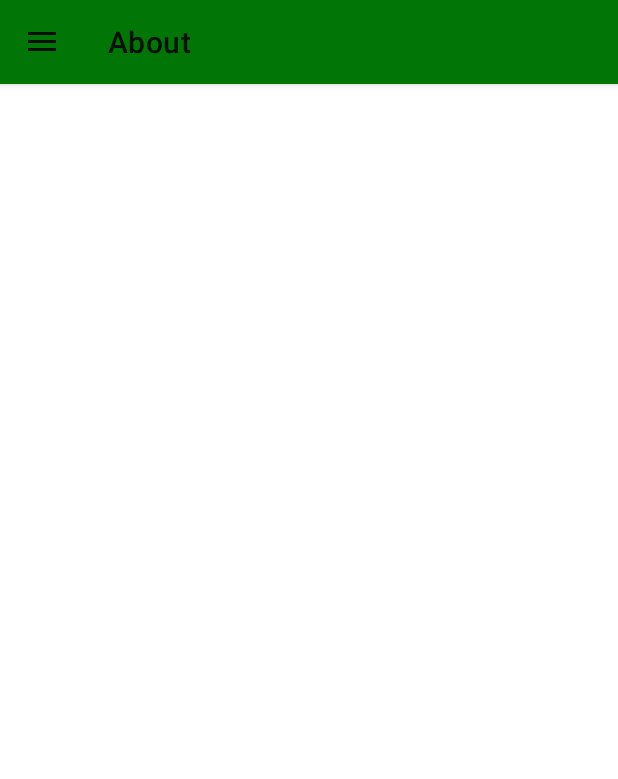
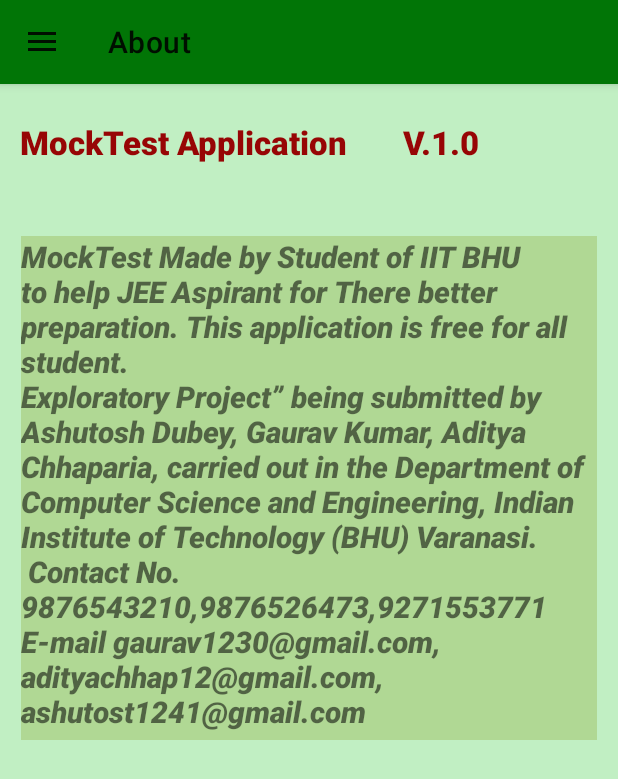
Before and after one commit to explo-mock-test/JEE-Mock-Test-Series, an Android app: the AboutFragment screen opened through its navigation route, on a phone screen of 412 x 824 dp. Shown: the top 779 px of the screen. Run offline under Robolectric (Android 15) with nearby library versions, the phone set to English and light mode, and no system bars; our stand-ins replace Firebase (no records; nobody signed in at launch, a user with empty details on screens opened directly), data binding, navigation-ui.

Commit message:
add about page

```diff
--- a/app/src/main/java/com/farfromcampus/jeemocktestseries/daos/Questiondao.kt
+++ b/app/src/main/java/com/farfromcampus/jeemocktestseries/daos/Questiondao.kt
@@ -20,5 +20,4 @@
     fun getAllQuestionsByIds(ques_ids:List<String>): Task<QuerySnapshot> {
         return questionCollection.whereIn("ques_id", ques_ids).get()
     }
-
 }
--- a/app/src/main/res/layout/fragment_about.xml
+++ b/app/src/main/res/layout/fragment_about.xml
@@ -2,11 +2,43 @@
 <layout xmlns:android="http://schemas.android.com/apk/res/android"
     xmlns:app="http://schemas.android.com/apk/res-auto"
     xmlns:tools="http://schemas.android.com/tools">
+
     <androidx.constraintlayout.widget.ConstraintLayout
         android:layout_width="match_parent"
         android:layout_height="match_parent"
-        >
+        android:background="#C1EFC3">
 
 
+        <TextView
+            android:id="@+id/textView"
+            android:layout_width="364dp"
+            android:layout_height="53dp"
+            android:layout_marginTop="24dp"
+            android:backgroundTint="#AA2727"
+            android:fontFamily="sans-serif-medium"
+            android:text="MockTest Application       V.1.0"
+            android:textColor="#970505"
+            android:textSize="22sp"
+            android:textStyle="bold"
+            app:layout_constraintEnd_toEndOf="parent"
+            app:layout_constraintHorizontal_bias="0.276"
+            app:layout_constraintStart_toStartOf="parent"
+            app:layout_constraintTop_toTopOf="parent" />
+
+        <TextView
+            android:id="@+id/textView2"
+            android:layout_width="384dp"
+            android:layout_height="336dp"
+            android:layout_marginTop="24dp"
+            android:background="#B0D894"
+            android:fontFamily="sans-serif-medium"
+            android:text="MockTest Made by Student of IIT BHU to help JEE Aspirant for There better preparation. This application is free for all student. \nExploratory Project” being submitted by Ashutosh Dubey, Gaurav Kumar, Aditya Chhaparia, carried out in the Department of Computer Science and Engineering, Indian Institute of Technology (BHU) Varanasi.\n Contact No. 9876543210,9876526473,9271553771\nE-mail gaurav1230@gmail.com, adityachhap12@gmail.com, ashutost1241@gmail.com\n
+"
+            android:textSize="20sp"
+            android:textStyle="bold|italic"
+            app:layout_constraintEnd_toEndOf="parent"
+            app:layout_constraintStart_toStartOf="parent"
+            app:layout_constraintTop_toBottomOf="@+id/textView"
+            tools:ignore="HardcodedText" />
     </androidx.constraintlayout.widget.ConstraintLayout>
 </layout>
```
